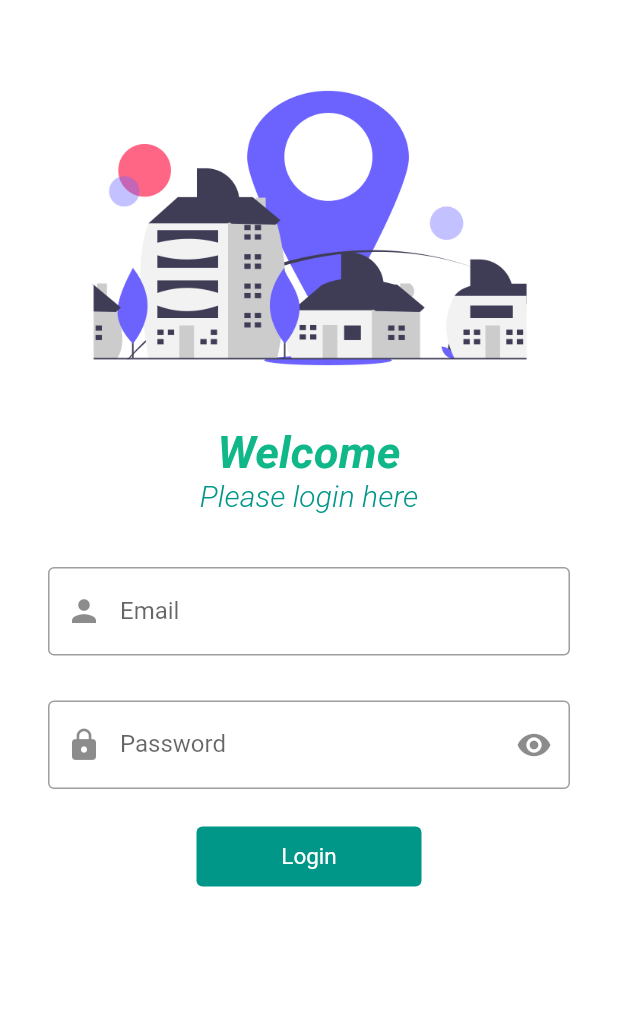
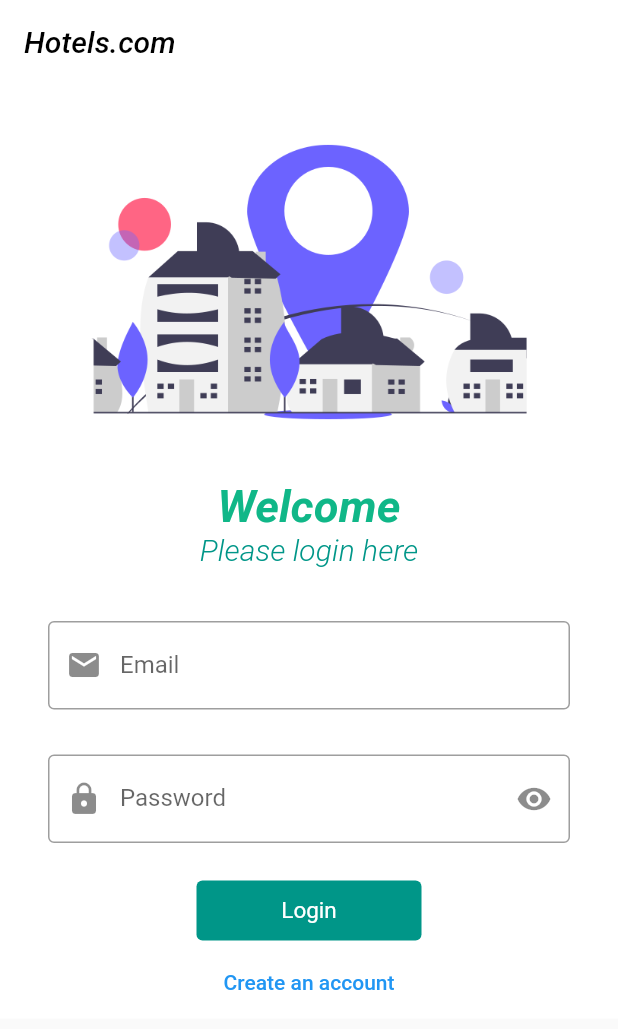
Before and after one commit to codesbyvikas/hotel_booking_application, a Flutter app: the screen it shows after launch, on a phone screen of 412 x 824 dp. Shown: the top 1029 px of the screen. Run offline on Flutter 3.47's test engine with Material 2 defaults, Android fonts, the phone set to English and light mode, and no system bars.

Commit message:
login page and signup page added

```diff
--- a/lib/loginpage.dart
+++ b/lib/loginpage.dart
@@ -1,7 +1,8 @@
 import 'package:flutter/material.dart';
+import 'package:hotel_booking_application/signup.dart';
 
 class LoginPage extends StatefulWidget {
-  LoginPage({super.key});
+  const LoginPage({super.key});
 
   @override
   State<LoginPage> createState() => _LoginPageState();
@@ -14,13 +15,26 @@ class _LoginPageState extends State<LoginPage> {
 
   @override
   Widget build(BuildContext context) {
-    return SafeArea(
+    return Scaffold(
+      appBar: AppBar(
+        title: const Text(
+          "Hotels.com",
+          style: TextStyle(
+            color: Colors.black,
+            fontStyle: FontStyle.italic,
+            fontWeight: FontWeight.w500,
+            fontSize: 20,
+          ),
+        ),
+        backgroundColor: Colors.white,
+        shadowColor: Colors.transparent,
+      ),
+      body: SafeArea(
         child: Material(
             color: Colors.white,
             child: SingleChildScrollView(
               child: Column(
                 children: [
-                const SizedBox(height: 20),
                   Image.asset("assets/images/hotel_book.png"),
                   const Text(
                     "Welcome",
@@ -51,6 +65,7 @@ class _LoginPageState extends State<LoginPage> {
                           height: 20,
                         ),
                         TextFormField(
+                          keyboardType: TextInputType.emailAddress,
                           controller: _loginemail,
                           obscureText: _isObscure,
                           decoration: const InputDecoration(
@@ -60,9 +75,9 @@ class _LoginPageState extends State<LoginPage> {
                                 ),
                               ),
                               focusedBorder: OutlineInputBorder(
-                                borderSide:
-                                    BorderSide(color: Colors.green, width: 2)),
-                            prefixIcon: Icon(Icons.person),
+                                  borderSide: BorderSide(
+                                      color: Colors.green, width: 2)),
+                              prefixIcon: Icon(Icons.email),
                               labelText: "Email"),
                           validator: (value) {
                             if (value!.isEmpty) {
@@ -77,17 +92,17 @@ class _LoginPageState extends State<LoginPage> {
                           controller: _loginpassword,
                           obscureText: _isObscure,
                           decoration: InputDecoration(
-                            border: OutlineInputBorder(
+                              border: const OutlineInputBorder(
                                 borderSide: BorderSide(
                                   color: Colors.teal,
                                 ),
                               ),
-                            focusedBorder: OutlineInputBorder(
+                              focusedBorder: const OutlineInputBorder(
                                   borderSide: BorderSide(
                                 color: Colors.green,
                                 width: 2,
                               )),
-                            prefixIcon: Icon(Icons.lock),
+                              prefixIcon: const Icon(Icons.lock),
                               labelText: "Password",
                               suffixIcon: IconButton(
                                 icon: Icon(_isObscure
@@ -115,15 +130,27 @@ class _LoginPageState extends State<LoginPage> {
                   ),
                   TextButton(
                       onPressed: () {},
-                    child: Text("Login"),
                       style: TextButton.styleFrom(
                           fixedSize: const Size(150, 40),
                           foregroundColor: Colors.white,
                           backgroundColor: Colors.teal,
-                        textStyle: const TextStyle(fontSize: 15)))
+                          textStyle: const TextStyle(fontSize: 15)),
+                      child: const Text("Login")),
+                  TextButton(
+                    onPressed: () {
+                      Navigator.push(
+                        context,
+                        MaterialPageRoute(builder: (context) => const SignUp()),
+                      );
+                    },
+                    child: const Text(
+                      "Create an account",
+                    ),
+                  )
                 ],
               ),
             )),
+      ),
     );
   }
 }
--- a/lib/main.dart
+++ b/lib/main.dart
@@ -10,6 +10,9 @@ class MainApp extends StatelessWidget {
 
   @override
   Widget build(BuildContext context) {
-    return MaterialApp(home: LoginPage());
+    return const MaterialApp(
+      home: LoginPage(),
+      debugShowCheckedModeBanner: false,
+    );
   }
 }
--- a/pubspec.yaml
+++ b/pubspec.yaml
@@ -20,4 +20,5 @@ flutter:
   uses-material-design: true
 
   assets:
+    - assets/images/hotel.png
     - assets/images/hotel_book.png
```
Also changed, not shown: lib/signup.dart (added, +158 -0 lines), assets/images/hotel.png (added), 3 other files. Lines whose indentation alone changed are shown as unchanged.
